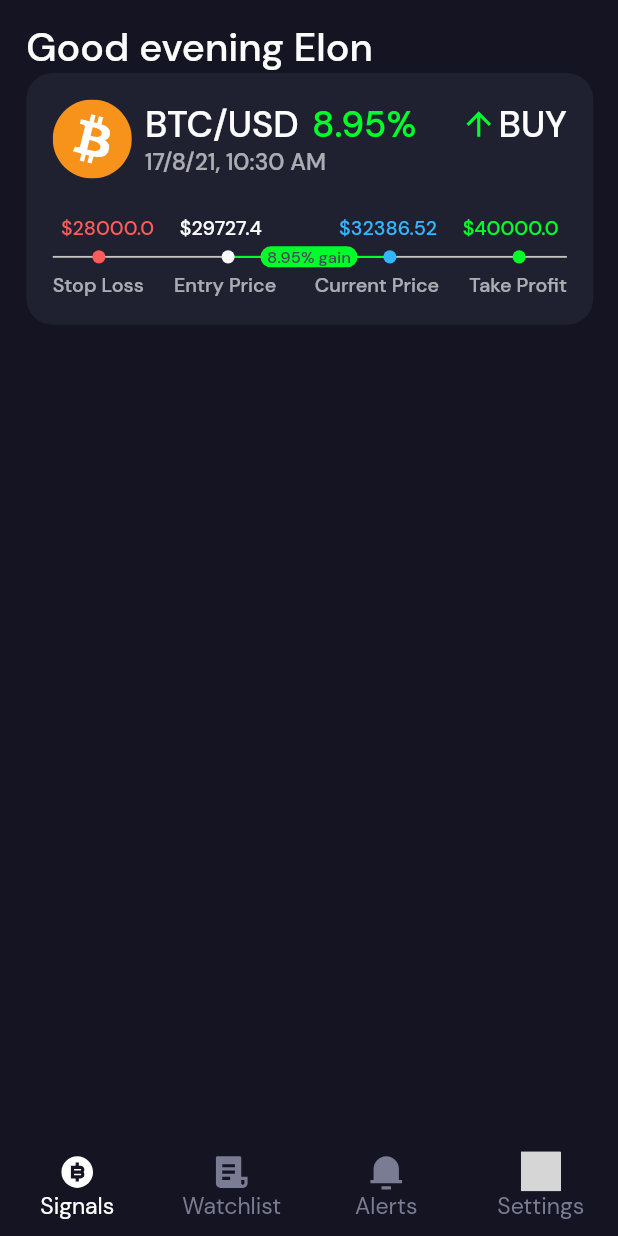
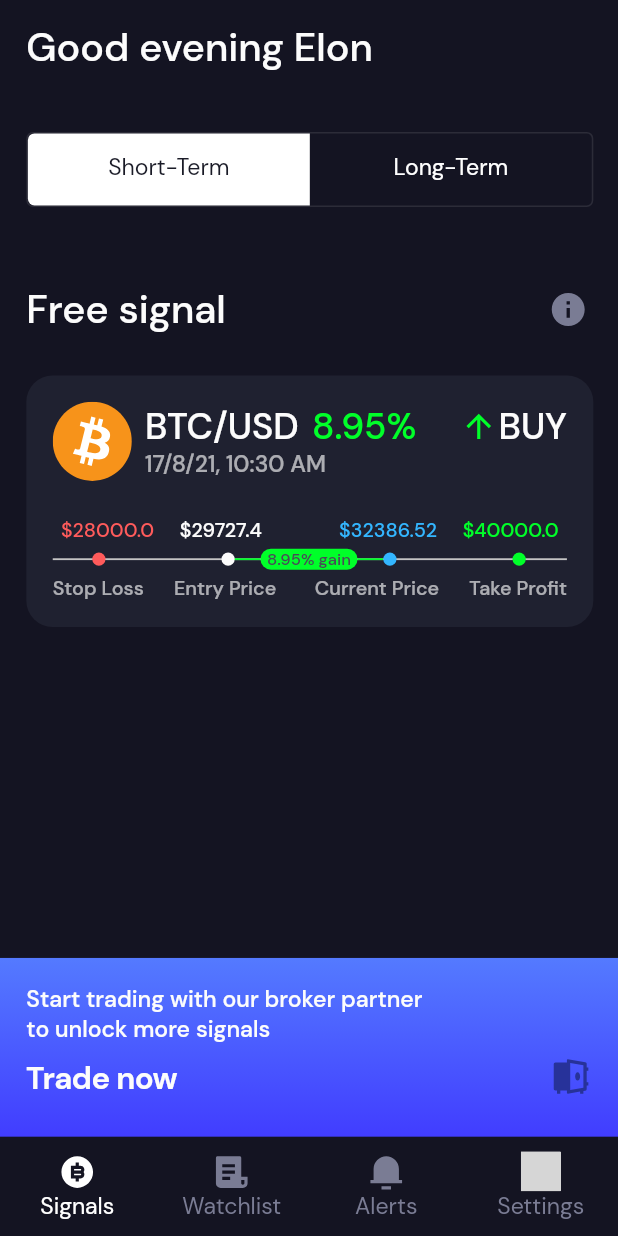
Before and after one commit to crtdevapplications/cryptoSignal, a Flutter app: the screen it shows after launch, on a phone screen of 412 x 824 dp. Run offline on Flutter 3.47's test engine with Material 2 defaults, Android fonts, the phone set to English and light mode, and no system bars; our stand-ins replace flutter_screenutil, flutter_svg; grey boxes are pictures that could not be loaded.

Commit message:
updated signal page

```diff
--- a/lib/constants.dart
+++ b/lib/constants.dart
@@ -36,6 +36,10 @@ TextStyle textStyleSignalWidget =
 TextStyle(color: signalWidgetShaded, fontSize: 12.sp, fontFamily: 'DMSans', fontWeight: FontWeight.w500);
 TextStyle textStyleHeader =
     TextStyle(color: textDefault, fontSize: 24.sp, fontFamily: 'DMSans', fontWeight: FontWeight.w500);
+TextStyle textStyleHeaderGreen =
+    TextStyle(color: textGreen, fontSize: 24.sp, fontFamily: 'DMSans', fontWeight: FontWeight.w500);
+TextStyle textStyleHeaderRed =
+    TextStyle(color: textRed, fontSize: 24.sp, fontFamily: 'DMSans', fontWeight: FontWeight.w500);
 TextStyle richTextHeader =
     TextStyle(color: textDefault, fontSize: 20.sp, fontFamily: 'DMSans', fontWeight: FontWeight.w700);
 TextStyle richTextRegular =
--- /dev/null
+++ b/lib/pages/signals/short_term_page.dart
@@ -0,0 +1,67 @@
+import 'package:crypto_signal_app/pages/signals/signals_widget.dart';
+import 'package:flutter/cupertino.dart';
+import 'package:flutter/gestures.dart';
+import 'package:flutter/material.dart';
+import 'package:flutter_screenutil/flutter_screenutil.dart';
+import 'package:crypto_signal_app/constants.dart';
+import 'package:crypto_signal_app/broker_ad_widget.dart';
+import 'package:flutter_svg/flutter_svg.dart';
+import 'package:crypto_signal_app/pages/settings/notification_page.dart';
+import 'package:crypto_signal_app/pages/settings/terms_and_conditions_page.dart';
+import 'package:crypto_signal_app/pages/settings/privacy_policy_page.dart';
+import 'package:crypto_signal_app/pages/settings/how_to_use_app_page.dart';
+import 'package:crypto_signal_app/pages/settings/calculate_gain_page.dart';
+
+class ShortTermPage extends StatefulWidget {
+  const ShortTermPage({Key? key}) : super(key: key);
+
+  @override
+  _ShortTermPageState createState() => _ShortTermPageState();
+}
+
+class _ShortTermPageState extends State<ShortTermPage> {
+  @override
+  Widget build(BuildContext context) {
+    return Container(
+      child: Column(
+        mainAxisSize: MainAxisSize.min,
+        crossAxisAlignment: CrossAxisAlignment.start,
+        mainAxisAlignment: MainAxisAlignment.start,
+        children: [
+          SizedBox(
+            height: 20.h,
+          ),
+          Padding(
+            padding: EdgeInsets.only(
+              left: 16.w,
+            ),            child: Row(
+              mainAxisSize: MainAxisSize.min,
+              crossAxisAlignment: CrossAxisAlignment.center,
+              mainAxisAlignment: MainAxisAlignment.start,
+              children: [
+                Text(
+                  'Free signal',
+                  style: textStyleHeader,
+                ),
+                Spacer(),
+                CupertinoButton(child: SvgPicture.asset('assets/questionmark.svg', height: 24.r, width: 24.r, color: bottomNavBarColor,), onPressed: (){})
+              ],
+            ),
+          ),
+          SizedBox(
+            height: 12.h,
+          ),
+          Padding(
+            padding: EdgeInsets.only(
+              left: 16.w,
+              right: 15.w,
+            ),
+            child: SignalsWidget('btc', DateTime.now(), true, 29727.4, 32386.52, 8.95, 40000, 28000),
+          ),
+          Spacer(),
+          brokerAd(false),
+        ],
+      ),
+    );
+  }
+}
--- a/lib/pages/signals/signals_page.dart
+++ b/lib/pages/signals/signals_page.dart
@@ -1,3 +1,5 @@
+import 'package:crypto_signal_app/pages/signals/long_term_page.dart';
+import 'package:crypto_signal_app/pages/signals/short_term_page.dart';
 import 'package:crypto_signal_app/pages/signals/signals_widget.dart';
 import 'package:flutter/cupertino.dart';
 import 'package:flutter/gestures.dart';
@@ -19,27 +21,93 @@ class SignalsPage extends StatefulWidget {
   _SignalsPageState createState() => _SignalsPageState();
 }
 
-class _SignalsPageState extends State<SignalsPage> {
-  late bool temporalBool;
+class _SignalsPageState extends State<SignalsPage>  with TickerProviderStateMixin {
+  late TabController _tabController;
+
 
   @override
   void initState() {
-    temporalBool = false;
+    _tabController = TabController(vsync: this, length: 2, initialIndex: 0,);
     super.initState();
   }
 
   @override
   Widget build(BuildContext context) {
-    return Padding(
-          padding: EdgeInsets.only(left: 16.w, right: 15.w, top: 12.h),
+    return Theme(
+      data: appThemeData,
+      child: Padding(
+            padding: EdgeInsets.only(top: 12.h),
             child: Column(
               mainAxisSize: MainAxisSize.min,
               crossAxisAlignment: CrossAxisAlignment.start,
               mainAxisAlignment: MainAxisAlignment.start,
               children: [
-              Text('Good evening Elon', style: textStyleHeader),
-              SignalsWidget('btc', DateTime.now(), true, 29727.4, 32386.52, 8.95, 40000, 28000),
+                Padding(
+                  padding: EdgeInsets.only(left: 16.w, right: 15.w,),
+                  child: Text('Good evening Elon', style: textStyleHeader),
+                ),
+                SizedBox(height: 20.h,),
+                SizedBox(height: 12.h,),
+                Padding(
+                  padding: EdgeInsets.only(left: 16.w, right: 15.w,),
+                  child: Container(
+                    decoration:  BoxDecoration(
+                        borderRadius:  BorderRadius.circular(4.w),
+                        border: Border.all(color: toggleButtonBorderColor, width: 1)),
+                    child: TabBar(
+                      controller: _tabController,
+                      onTap: (index){
+                        setState(() {
+                        });
+                      },
+                      indicatorSize: TabBarIndicatorSize.tab,
+                      unselectedLabelColor: Colors.white,
+                      labelStyle: toggleButtonStyle,
+                      labelColor: textBlack,
+                      indicator: _tabController.index == 0 ? BoxDecoration(color: Colors.white, borderRadius: BorderRadius.only(
+                        bottomLeft: Radius.circular(4.w),
+                        topLeft: Radius.circular(4.w),
+                      ),) : BoxDecoration(color: Colors.white, borderRadius: BorderRadius.only(
+                        bottomRight: Radius.circular(4.w),
+                        topRight: Radius.circular(4.w),
+                      ),),
+                      labelPadding: EdgeInsets.zero,
+                      tabs: [
+                        Tab(
+                          child: Container(
+                            child: Align(
+                              alignment: Alignment.center,
+                              child: Text('Short-Term', style: toggleButtonStyle,),
+                            ),
+                          ),
+                        ),
+                        Tab(
+                          child: Container(
+                            child:  Align(
+                              alignment: Alignment.center,
+                              child: Text('Long-Term', style: toggleButtonStyle),
+                            ),
+                          ),
+                        ),
                       ],
+                    ),
+                  ),
+                ),
+                Expanded(
+                  child: Padding(
+                    padding:  EdgeInsets.only(top: 12.h),
+                    child: TabBarView(
+                      controller: _tabController,
+                      physics: const NeverScrollableScrollPhysics(),
+                      children: [
+                        ShortTermPage(),
+                        LongTermPage(),
+                      ],
+                    ),
+                  ),
+                ),
+              ],
+            ),
       ),
     );
   }
```
Also changed, not shown: lib/pages/signals/long_term_page.dart (added, +220 -0 lines), lib/pages/signals/signal_details_page.dart (added, +140 -0 lines), lib/pages/signals/signals_widget.dart (+9 -7 lines), assets/bell.svg (added), assets/questionmark.svg (added). Lines whose indentation alone changed are shown as unchanged.
